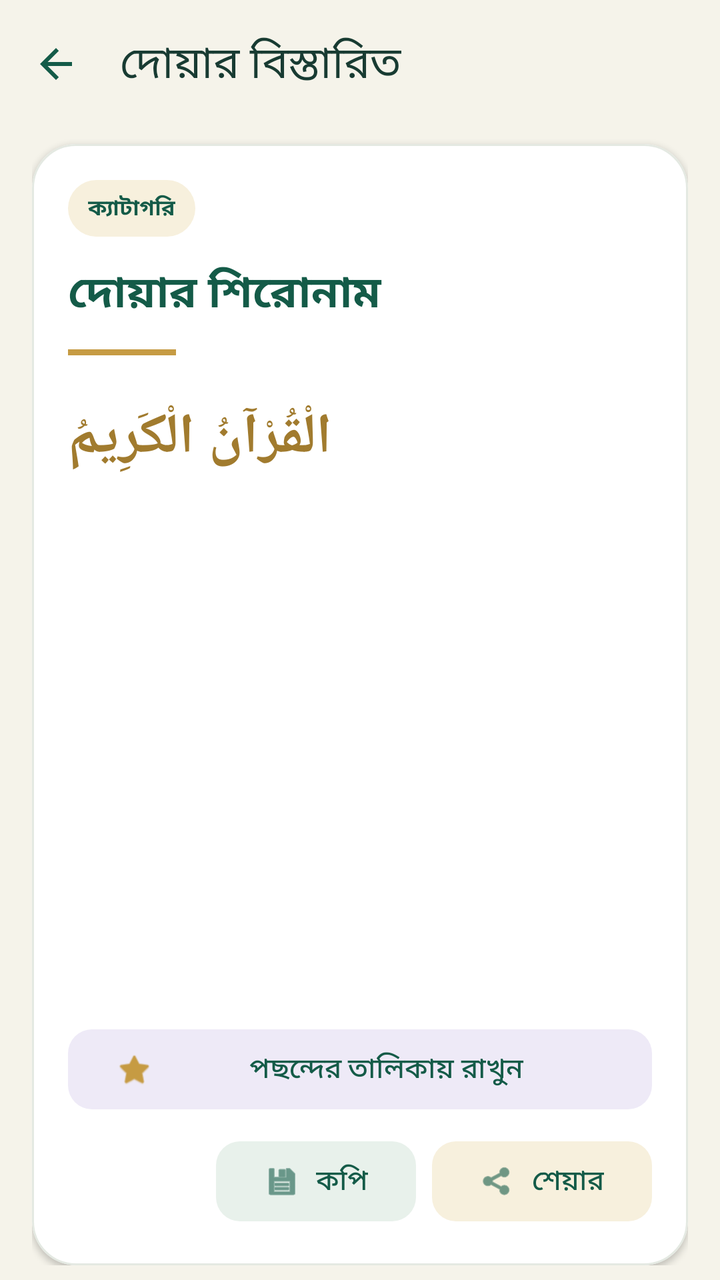
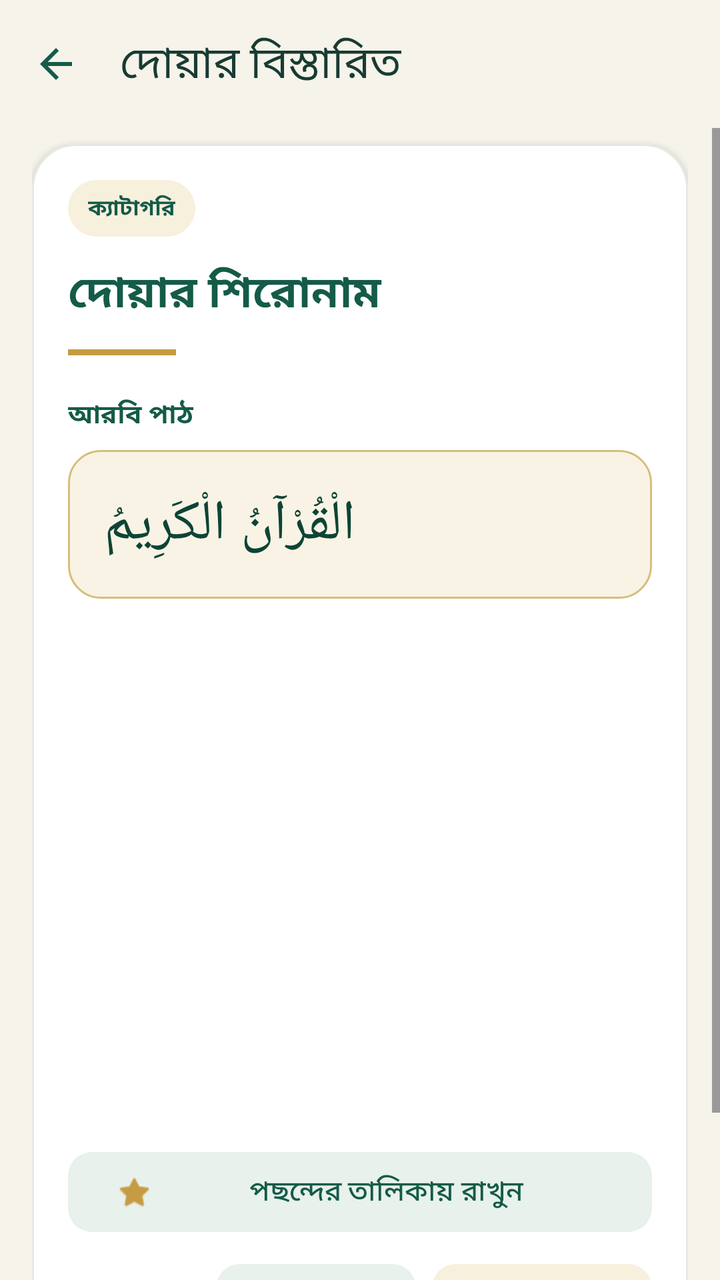

Before-and-after screenshots of an Android layout around one commit, followed by the original layout XML and the change that was made.
<!-- AndroidManifest.xml: activity theme Theme.IslamicAlarm.Duas -->
<!-- res/layout/activity_dua_detail.xml -->
<?xml version="1.0" encoding="utf-8"?>
<LinearLayout xmlns:android="http://schemas.android.com/apk/res/android"
    xmlns:app="http://schemas.android.com/apk/res-auto"
    android:layout_width="match_parent"
    android:layout_height="match_parent"
    android:background="@color/dua_background"
    android:orientation="vertical">

    <com.google.android.material.appbar.MaterialToolbar
        android:id="@+id/toolbarDuaDetail"
        android:layout_width="match_parent"
        android:layout_height="?attr/actionBarSize"
        android:background="@color/dua_background"
        app:navigationIcon="@drawable/ic_arrow_back_24"
        app:navigationIconTint="@color/dua_primary"
        app:title="দোয়ার বিস্তারিত"
        app:titleTextColor="@color/dua_text" />

    <ScrollView
        android:layout_width="match_parent"
        android:layout_height="0dp"
        android:layout_weight="1"
        android:clipToPadding="false"
        android:paddingBottom="24dp">

        <LinearLayout
            android:layout_width="match_parent"
            android:layout_height="wrap_content"
            android:orientation="vertical"
            android:paddingHorizontal="16dp">

            <com.google.android.material.card.MaterialCardView
                android:layout_width="match_parent"
                android:layout_height="wrap_content"
                android:layout_marginTop="8dp"
                app:cardBackgroundColor="@color/dua_surface"
                app:cardCornerRadius="22dp"
                app:cardElevation="2dp"
                app:strokeColor="@color/dua_border"
                app:strokeWidth="1dp">

                <LinearLayout
                    android:layout_width="match_parent"
                    android:layout_height="wrap_content"
                    android:orientation="vertical"
                    android:padding="18dp">

                    <TextView
                        android:id="@+id/tvDetailCategory"
                        android:layout_width="wrap_content"
                        android:layout_height="wrap_content"
                        android:background="@drawable/bg_dua_count"
                        android:paddingHorizontal="10dp"
                        android:paddingVertical="6dp"
                        android:text="ক্যাটাগরি"
                        android:textColor="@color/dua_primary"
                        android:textSize="11sp"
                        android:textStyle="bold" />

                    <TextView
                        android:id="@+id/tvDetailTitle"
                        android:layout_width="match_parent"
                        android:layout_height="wrap_content"
                        android:layout_marginTop="12dp"
                        android:text="দোয়ার শিরোনাম"
                        android:textColor="@color/dua_primary"
                        android:textSize="22sp"
                        android:textStyle="bold" />

                    <View
                        android:layout_width="54dp"
                        android:layout_height="3dp"
                        android:layout_marginTop="12dp"
                        android:background="@color/dua_accent" />

                    <TextView
                        android:id="@+id/tvDetailArabic"
                        android:layout_width="match_parent"
                        android:layout_height="wrap_content"
                        android:layout_marginTop="22dp"
                        android:gravity="end"
                        android:lineSpacingExtra="9dp"
                        android:text="الْقُرْآنُ الْكَرِيمُ"
                        android:textColor="#A17B2E"
                        android:textSize="28sp"
                        android:textStyle="bold" />

                    <TextView
                        android:id="@+id/tvDetailTransliteration"
                        android:layout_width="match_parent"
                        android:layout_height="wrap_content"
                        android:layout_marginTop="20dp"
                        android:lineSpacingExtra="5dp"
                        android:textColor="@color/dua_text"
                        android:textSize="15sp" />

                    <TextView
                        android:id="@+id/tvDetailTranslation"
                        android:layout_width="match_parent"
                        android:layout_height="wrap_content"
                        android:layout_marginTop="18dp"
                        android:lineSpacingExtra="5dp"
                        android:textColor="@color/dua_text"
                        android:textSize="15sp" />

                    <TextView
                        android:id="@+id/tvDetailWhen"
                        android:layout_width="match_parent"
                        android:layout_height="wrap_content"
                        android:layout_marginTop="14dp"
                        android:lineSpacingExtra="4dp"
                        android:textColor="@color/dua_muted"
                        android:textSize="13sp" />

                    <TextView
                        android:id="@+id/tvDetailCount"
                        android:layout_width="match_parent"
                        android:layout_height="wrap_content"
                        android:layout_marginTop="8dp"
                        android:lineSpacingExtra="4dp"
                        android:textColor="@color/dua_muted"
                        android:textSize="13sp" />

                    <TextView
                        android:id="@+id/tvDetailVirtue"
                        android:layout_width="match_parent"
                        android:layout_height="wrap_content"
                        android:layout_marginTop="14dp"
                        android:lineSpacingExtra="5dp"
                        android:textColor="@color/dua_text"
                        android:textSize="14sp" />

                    <TextView
                        android:id="@+id/tvDetailGrade"
                        android:layout_width="match_parent"
                        android:layout_height="wrap_content"
                        android:layout_marginTop="12dp"
                        android:textColor="@color/dua_primary"
                        android:textSize="13sp"
                        android:textStyle="bold" />

                    <TextView
                        android:id="@+id/tvDetailReference"
                        android:layout_width="match_parent"
                        android:layout_height="wrap_content"
                        android:layout_marginTop="14dp"
                        android:lineSpacingExtra="4dp"
                        android:textColor="@color/dua_muted"
                        android:textSize="13sp" />

                    <TextView
                        android:id="@+id/tvDetailUrl"
                        android:layout_width="match_parent"
                        android:layout_height="wrap_content"
                        android:layout_marginTop="8dp"
                        android:autoLink="web"
                        android:textColor="@color/dua_primary"
                        android:textSize="12sp" />

                    <com.google.android.material.button.MaterialButton
                        android:id="@+id/btnDetailFavorite"
                        style="@style/Widget.Material3.Button.TonalButton"
                        android:layout_width="match_parent"
                        android:layout_height="wrap_content"
                        android:layout_marginTop="18dp"
                        android:text="পছন্দের তালিকায় রাখুন"
                        android:textColor="@color/dua_primary"
                        app:backgroundTint="@color/dua_soft_lavender"
                        app:cornerRadius="12dp"
                        app:icon="@android:drawable/btn_star_big_on"
                        app:iconTint="@color/dua_accent" />

                    <LinearLayout
                        android:layout_width="match_parent"
                        android:layout_height="wrap_content"
                        android:layout_marginTop="8dp"
                        android:gravity="end"
                        android:orientation="horizontal">

                        <com.google.android.material.button.MaterialButton
                            android:id="@+id/btnDetailCopy"
                            style="@style/Widget.Material3.Button.TonalButton"
                            android:layout_width="wrap_content"
                            android:layout_height="wrap_content"
                            android:text="কপি"
                            android:textColor="@color/dua_primary"
                            app:backgroundTint="@color/dua_soft_green"
                            app:cornerRadius="12dp"
                            app:icon="@android:drawable/ic_menu_save"
                            app:iconTint="@color/dua_primary" />

                        <com.google.android.material.button.MaterialButton
                            android:id="@+id/btnDetailShare"
                            style="@style/Widget.Material3.Button.TonalButton"
                            android:layout_width="wrap_content"
                            android:layout_height="wrap_content"
                            android:layout_marginStart="8dp"
                            android:text="শেয়ার"
                            android:textColor="@color/dua_primary"
                            app:backgroundTint="@color/dua_soft_gold"
                            app:cornerRadius="12dp"
                            app:icon="@android:drawable/ic_menu_share"
                            app:iconTint="@color/dua_primary" />
                    </LinearLayout>
                </LinearLayout>
            </com.google.android.material.card.MaterialCardView>
        </LinearLayout>
    </ScrollView>
</LinearLayout>
<!-- resources referenced by this layout -->
<resources>
  <color name="dua_accent">#C69B43</color>
  <color name="dua_background">#F5F3EA</color>
  <color name="dua_border">#E4E9E2</color>
  <color name="dua_muted">#64766F</color>
  <color name="dua_primary">#145B48</color>
  <color name="dua_soft_gold">#F7F0DD</color>
  <color name="dua_soft_green">#E8F1EB</color>
  <color name="dua_soft_lavender">#EEEAF7</color>
  <color name="dua_surface">#FFFFFF</color>
  <color name="dua_text">#183B32</color>
  <!-- drawable bg_dua_count (drawable) -->
  <?xml version="1.0" encoding="utf-8"?>
  <shape xmlns:android="http://schemas.android.com/apk/res/android">
      <solid android:color="#F7F0DD"/>
      <corners android:radius="30dp"/>
  </shape>
  <!-- drawable ic_arrow_back_24 (drawable) -->
  <?xml version="1.0" encoding="utf-8"?>
  <vector xmlns:android="http://schemas.android.com/apk/res/android"
      android:width="24dp" android:height="24dp"
      android:viewportWidth="24" android:viewportHeight="24">
      <path android:fillColor="#145B48"
          android:pathData="M20,11H7.83l5.59,-5.59L12,4l-8,8 8,8 1.41,-1.41L7.83,13H20v-2z"/>
  </vector>
  <style name="Theme.IslamicAlarm.Duas" parent="Theme.Material3.Light.NoActionBar">
          <item name="colorPrimary">@color/dua_primary</item>
          <item name="colorOnPrimary">@color/white</item>
          <item name="colorSecondary">@color/dua_accent</item>
          <item name="android:statusBarColor">@color/dua_background</item>
          <item name="android:navigationBarColor">@color/dua_background</item>
          <item name="android:windowLightStatusBar">true</item>
          <item name="android:windowLightNavigationBar">true</item>
          <item name="android:windowBackground">@color/dua_background</item>
      </style>
  <color name="white">#FFFFFFFF</color>
</resources>

<!-- the commit's change to res/layout/activity_dua_detail.xml (unified diff, before → after) -->
@@ -21,6 +21,7 @@
         android:layout_height="0dp"
         android:layout_weight="1"
         android:clipToPadding="false"
+        android:fillViewport="false"
         android:paddingBottom="24dp">
 
         <LinearLayout
@@ -33,6 +34,7 @@
                 android:layout_width="match_parent"
                 android:layout_height="wrap_content"
                 android:layout_marginTop="8dp"
+                android:layout_marginBottom="16dp"
                 app:cardBackgroundColor="@color/dua_surface"
                 app:cardCornerRadius="22dp"
                 app:cardElevation="2dp"
@@ -74,16 +76,29 @@
                         android:background="@color/dua_accent" />
 
                     <TextView
+                        android:id="@+id/tvDetailArabicLabel"
+                        android:layout_width="match_parent"
+                        android:layout_height="wrap_content"
+                        android:layout_marginTop="20dp"
+                        android:text="আরবি পাঠ"
+                        android:textColor="@color/dua_primary"
+                        android:textSize="13sp"
+                        android:textStyle="bold" />
+
+                    <TextView
                         android:id="@+id/tvDetailArabic"
                         android:layout_width="match_parent"
                         android:layout_height="wrap_content"
-                        android:layout_marginTop="22dp"
+                        android:layout_marginTop="8dp"
+                        android:background="@drawable/bg_arabic_verse"
                         android:gravity="end"
-                        android:lineSpacingExtra="9dp"
+                        android:lineSpacingExtra="10dp"
+                        android:padding="18dp"
                         android:text="الْقُرْآنُ الْكَرِيمُ"
-                        android:textColor="#A17B2E"
+                        android:textColor="@color/dua_primary_dark"
+                        android:textDirection="rtl"
                         android:textSize="28sp"
-                        android:textStyle="bold" />
+                        android:fontFamily="serif" />
 
                     <TextView
                         android:id="@+id/tvDetailTransliteration"
@@ -165,7 +180,7 @@
                         android:layout_marginTop="18dp"
                         android:text="পছন্দের তালিকায় রাখুন"
                         android:textColor="@color/dua_primary"
-                        app:backgroundTint="@color/dua_soft_lavender"
+                        app:backgroundTint="@color/dua_soft_green"
                         app:cornerRadius="12dp"
                         app:icon="@android:drawable/btn_star_big_on"
                         app:iconTint="@color/dua_accent" />
<!-- resource entries referenced after the edit -->
@@ -5,11 +5,21 @@
   <color name="dua_border">#E4E9E2</color>
   <color name="dua_muted">#64766F</color>
   <color name="dua_primary">#145B48</color>
+  <color name="dua_primary_dark">#0D4436</color>
   <color name="dua_soft_gold">#F7F0DD</color>
   <color name="dua_soft_green">#E8F1EB</color>
-  <color name="dua_soft_lavender">#EEEAF7</color>
   <color name="dua_surface">#FFFFFF</color>
   <color name="dua_text">#183B32</color>
+  <!-- drawable bg_arabic_verse (drawable) -->
+  <?xml version="1.0" encoding="utf-8"?>
+  <shape xmlns:android="http://schemas.android.com/apk/res/android"
+      android:shape="rectangle">
+      <solid android:color="#F8F3E5" />
+      <stroke
+          android:width="1dp"
+          android:color="#D8BD7A" />
+      <corners android:radius="16dp" />
+  </shape>
   <!-- drawable bg_dua_count (drawable) -->
   <?xml version="1.0" encoding="utf-8"?>
   <shape xmlns:android="http://schemas.android.com/apk/res/android">
